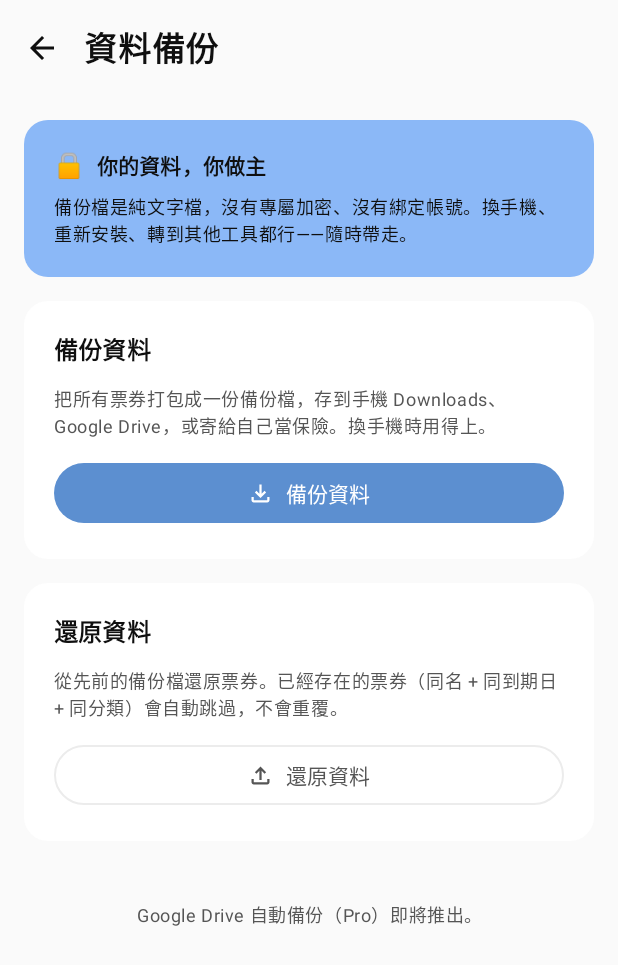
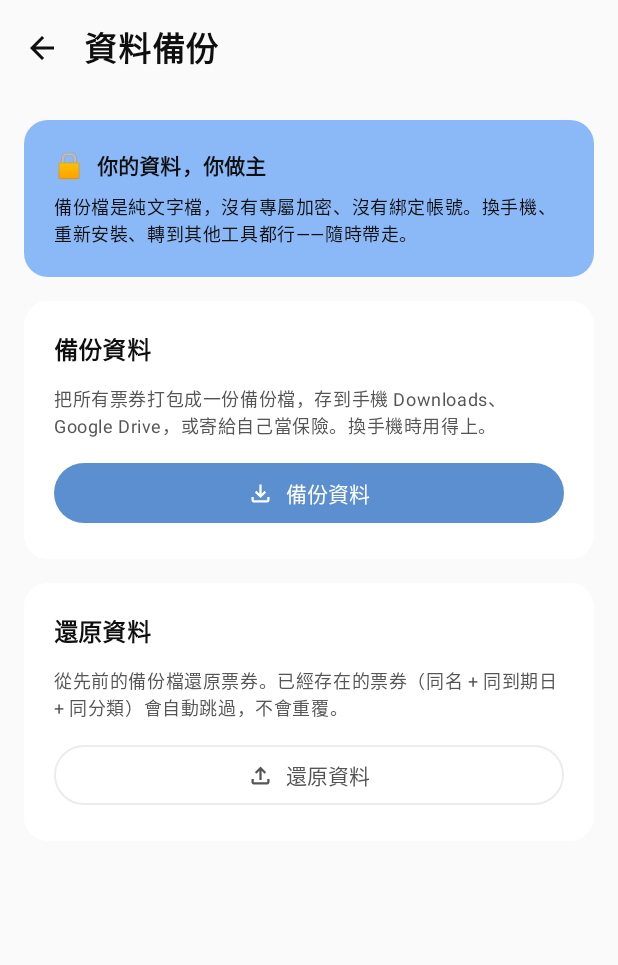
Before and after one commit to k120575/coupon-manager, an Android app built with Jetpack Compose: the BackupScreen screen opened through its navigation route, on a phone screen of 412 x 824 dp. Shown: the top 965 px of the screen. Run offline under Robolectric (Android 15) with nearby library versions, the phone set to English and light mode, and no system bars; our stand-ins replace Dagger/Hilt's generated code, Room's generated code.

Commit message:
Drop remaining Pro references in backup screen and stale code comments
Caught a leftover "Google Drive 自動備份（Pro）即將推出" in BackupScreen
that survived the previous Pro removal. Sweep four more files for stale
Pro mentions in KDoc/comments (CategoryRepository, BuiltInCategory,
ExpiryReminderWorker, DataStoreModule) so they no longer mislead future
readers.

Co-Authored-By: Claude Opus 4.7 (1M context) <noreply@anthropic.com>

```diff
--- a/android/app/src/main/java/com/kevin/coupy/data/category/BuiltInCategory.kt
+++ b/android/app/src/main/java/com/kevin/coupy/data/category/BuiltInCategory.kt
@@ -6,10 +6,10 @@ package com.kevin.coupy.data.category
  * 設計原則：
  * - **id 是 DB 主鍵**（票券表的 `category` 欄位儲存這個值），永遠不變
  * - **defaultName 是預設顯示名**，使用者可在設定裡重新命名（透過 CategoryRepository）
- * - **emoji 是 v1.0 的圖示**，Pro 版可自訂顏色/圖示（v1.1+）
+ * - **emoji 是固定圖示**
  *
  * id 一旦發布就不能改——改了會讓使用者既有的票券分類消失。
- * 要新增分類請加在 OTHER 之前，並且 Pro 版才能讓使用者「真正新增自訂分類」。
+ * 要新增分類請加在 OTHER 之前。
  */
 enum class BuiltInCategory(
     val id: String,
--- a/android/app/src/main/java/com/kevin/coupy/data/category/CategoryRepository.kt
+++ b/android/app/src/main/java/com/kevin/coupy/data/category/CategoryRepository.kt
@@ -18,7 +18,7 @@ import javax.inject.Singleton
  * - DataStore Preferences（儲存「使用者把某個 id 改名成 X」的 override）
  *
  * v1.0 限制：
- * - 不能新增分類（Pro 才能）
+ * - 不能新增分類
  * - 不能刪除分類（避免使用者誤刪、孤兒票券）
  * - 改名長度 1-8 字
  */
--- a/android/app/src/main/java/com/kevin/coupy/di/DataStoreModule.kt
+++ b/android/app/src/main/java/com/kevin/coupy/di/DataStoreModule.kt
@@ -19,7 +19,8 @@ import javax.inject.Singleton
  *
  * 目前儲存的東西：
  * - 分類自訂名稱（CategoryRepository 用）
- * - 未來：Pro 訊號 / OCR 用量計數 / 主題偏好
+ * - 主題偏好（ThemePreferenceRepository 用）
+ * - OCR 用量計數（OcrUsageTracker 用）
  */
 @Module
 @InstallIn(SingletonComponent::class)
--- a/android/app/src/main/java/com/kevin/coupy/notification/ExpiryReminderWorker.kt
+++ b/android/app/src/main/java/com/kevin/coupy/notification/ExpiryReminderWorker.kt
@@ -23,8 +23,7 @@ import java.time.LocalDate
 /**
  * 每日檢查即將到期的票券並發送推播。
  *
- * v1.0：固定 7 天前一次。沒有票券即將到期就不發。
- * v1.1+ Pro：自訂提前 1/3/7/30 天 + 地點觸發。
+ * 固定 7 天前一次。沒有票券即將到期就不發。
  */
 @HiltWorker
 class ExpiryReminderWorker @AssistedInject constructor(
--- a/android/app/src/main/java/com/kevin/coupy/ui/screen/backup/BackupScreen.kt
+++ b/android/app/src/main/java/com/kevin/coupy/ui/screen/backup/BackupScreen.kt
@@ -199,15 +199,6 @@ fun BackupScreen(
                     }
                 }
 
-                Spacer(modifier = Modifier.height(8.dp))
-
-                Text(
-                    text = "Google Drive 自動備份（Pro）即將推出。",
-                    style = MaterialTheme.typography.bodySmall,
-                    color = MaterialTheme.colorScheme.onSurfaceVariant,
-                    modifier = Modifier.fillMaxWidth(),
-                    textAlign = androidx.compose.ui.text.style.TextAlign.Center
-                )
             }
 
             if (busy) {
```
